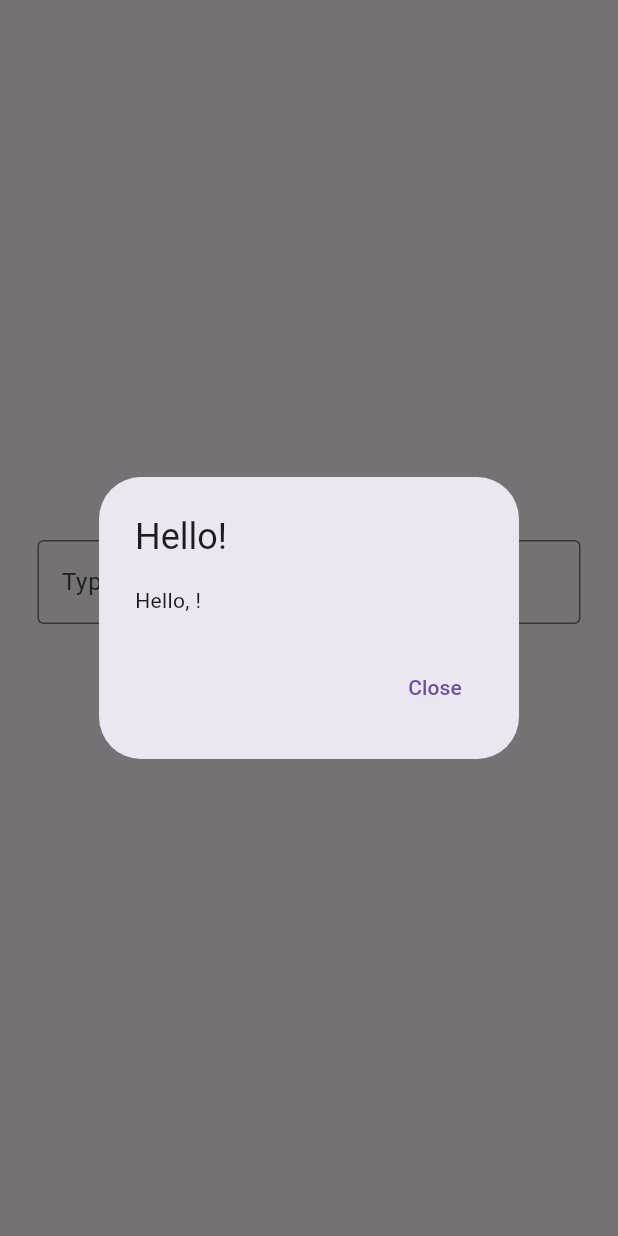
After one commit to yushanwebdev/flutter-explore, a Flutter app: the screen it shows after launch, after a tap on "Tap", on a phone screen of 412 x 824 dp. The commit adds this screen. Run offline on Flutter 3.47's test engine with Material 3 defaults, Android fonts, the phone set to English and light mode, and no system bars.

Commit message:
feat: User Input

```diff
--- a/lib/main.dart
+++ b/lib/main.dart
@@ -1,5 +1,5 @@
 import 'package:flutter/material.dart';
-import 'package:flutter_demo/pages/counter_page.dart';
+import 'package:flutter_demo/pages/todo_page.dart';
 
 void main() {
   runApp(const MainApp());
@@ -10,6 +10,6 @@ class MainApp extends StatelessWidget {
 
   @override
   Widget build(BuildContext context) {
-    return MaterialApp(home: CounterPage());
+    return MaterialApp(home: TodoPage());
   }
 }
--- /dev/null
+++ b/lib/pages/todo_page.dart
@@ -0,0 +1,62 @@
+import 'package:flutter/material.dart';
+
+class TodoPage extends StatefulWidget {
+  const TodoPage({Key? key}) : super(key: key);
+
+  @override
+  State<TodoPage> createState() => _TodoPageState();
+}
+
+class _TodoPageState extends State<TodoPage> {
+  // text editing controller
+  final TextEditingController _controller = TextEditingController();
+
+  // greet user
+  void greetUser() {
+    final String name = _controller.text;
+    showDialog(
+      context: context,
+      builder: (context) {
+        return AlertDialog(
+          title: const Text('Hello!'),
+          content: Text('Hello, $name!'),
+          actions: [
+            TextButton(
+              onPressed: () {
+                Navigator.of(context).pop();
+              },
+              child: const Text('Close'),
+            ),
+          ],
+        );
+      },
+    );
+  }
+
+  @override
+  Widget build(BuildContext context) {
+    return Scaffold(
+      body: Center(
+          child: Padding(
+        padding: const EdgeInsets.all(25.0),
+        child: Column(
+          mainAxisAlignment: MainAxisAlignment.center,
+          children: [
+            // input
+            TextField(
+              controller: _controller,
+              decoration: const InputDecoration(
+                  hintText: 'Type your name', border: OutlineInputBorder()),
+            ),
+
+            // button
+            ElevatedButton(
+              child: Text("Tap"),
+              onPressed: greetUser,
+            )
+          ],
+        ),
+      )),
+    );
+  }
+}
```
Also changed, not shown: lib/pages/counter_page.dart (deleted, +0 -44 lines).
